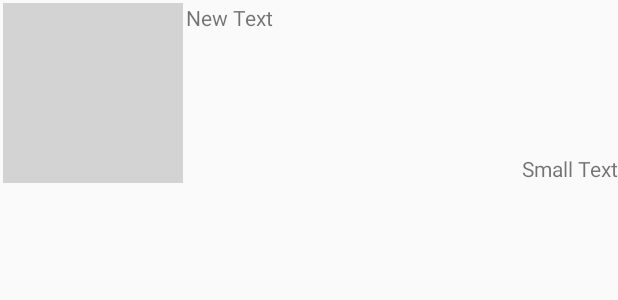
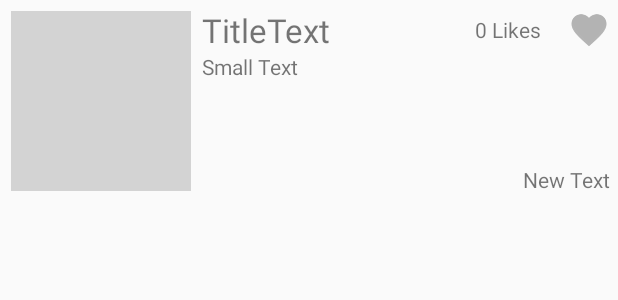
Before and after one commit to NoirTomiyama/QA_App, an Android app: the layout list_question_detail.xml on its own in the app's theme, with its tools: preview values and no code run, on a phone screen of 412 x 824 dp. Shown: the top 300 px of the screen. Run offline under Robolectric (Android 15) with nearby library versions, the phone set to English and light mode, and no system bars.

Commit message:
お気に入りボタンの表示およびタップ時の処理まで

```diff
--- a/app/src/main/java/jp/techacademy/tomiyama/ryota/qa_app/Question.java
+++ b/app/src/main/java/jp/techacademy/tomiyama/ryota/qa_app/Question.java
@@ -8,7 +8,7 @@ public class Question implements Serializable {
     private String mTitle;
     private String mBody;
     private String mName;
-    private String mUid;
+    private String mUid; // ?
     private String mQuestionUid;
     private int mGenre;
     private byte[] mBitmapArray;
--- a/app/src/main/java/jp/techacademy/tomiyama/ryota/qa_app/QuestionSendActivity.java
+++ b/app/src/main/java/jp/techacademy/tomiyama/ryota/qa_app/QuestionSendActivity.java
@@ -94,6 +94,7 @@ public class QuestionSendActivity extends AppCompatActivity implements View.OnCl
             Uri uri = (data == null || data.getData() == null) ? mPictureUri : data.getData();
 
             // URIからBitmapを取得する
+            // TODO mPictureUriがnullの可能性は？
             Bitmap image;
             try {
                 ContentResolver contentResolver = getContentResolver();
--- a/app/src/main/res/layout/list_answer.xml
+++ b/app/src/main/res/layout/list_answer.xml
@@ -1,7 +1,7 @@
 <?xml version="1.0" encoding="utf-8"?>
 <RelativeLayout xmlns:android="http://schemas.android.com/apk/res/android"
     android:layout_width="match_parent"
-    android:layout_height="wrap_content">
+    android:layout_height="match_parent">
 
     <TextView
         android:id="@+id/bodyTextView"
--- a/app/src/main/res/layout/list_question_detail.xml
+++ b/app/src/main/res/layout/list_question_detail.xml
@@ -1,7 +1,16 @@
 <?xml version="1.0" encoding="utf-8"?>
-<RelativeLayout xmlns:android="http://schemas.android.com/apk/res/android"
+<LinearLayout xmlns:android="http://schemas.android.com/apk/res/android"
+    xmlns:app="http://schemas.android.com/apk/res-auto"
+    xmlns:tools="http://schemas.android.com/tools"
     android:layout_width="match_parent"
-    android:layout_height="wrap_content">
+    android:layout_height="wrap_content"
+    android:orientation="vertical">
+
+    <LinearLayout
+        android:layout_width="match_parent"
+        android:layout_height="match_parent"
+        android:layout_margin="5dp"
+        android:orientation="horizontal">
 
         <ImageView
             android:id="@+id/imageView"
@@ -10,24 +19,71 @@
             android:layout_alignParentStart="true"
             android:layout_alignParentTop="true"
             android:layout_margin="2dp"
-        android:background="#d3d3d3" />
+            tools:background="#d3d3d3" />
+
+        <LinearLayout
+            android:layout_width="match_parent"
+            android:layout_height="match_parent"
+            android:orientation="vertical">
+
+            <LinearLayout
+                android:layout_width="match_parent"
+                android:layout_height="wrap_content"
+                android:orientation="horizontal">
+
+                <TextView
+                    android:id="@+id/titleTextView"
+                    android:layout_width="0dp"
+                    android:layout_height="wrap_content"
+                    android:layout_marginLeft="5dp"
+                    android:layout_weight="2"
+                    android:gravity="center"
+                    android:textAlignment="viewStart"
+                    android:textSize="22sp"
+                    tools:text="TitleText" />
+
+                <TextView
+                    android:id="@+id/likeTextView"
+                    android:layout_width="0dp"
+                    android:layout_height="match_parent"
+                    android:layout_weight="1"
+                    android:gravity="center"
+                    tools:text="0 Likes" />
+
+                <ImageView
+                    android:id="@+id/like_button"
+                    android:layout_width="28dp"
+                    android:layout_height="28dp"
+                    android:scaleType="centerInside"
+                    android:layout_gravity="center"
+                    app:srcCompat="@drawable/heart_gray" />
+            </LinearLayout>
 
             <TextView
                 android:id="@+id/bodyTextView"
                 android:layout_width="match_parent"
-        android:layout_height="wrap_content"
-        android:layout_alignTop="@+id/imageView"
-        android:layout_toEndOf="@+id/imageView"
-        android:inputType="textMultiLine"
-        android:text="New Text" />
+                android:layout_height="0dp"
+                android:layout_alignBottom="@+id/imageView"
+                android:layout_alignParentEnd="true"
+                android:layout_marginLeft="5dp"
+                android:layout_weight="1"
+                android:text="Small Text"
+                android:textAppearance="?android:attr/textAppearanceSmall" />
 
             <TextView
                 android:id="@+id/nameTextView"
                 android:layout_width="wrap_content"
                 android:layout_height="wrap_content"
-        android:layout_alignBottom="@+id/imageView"
-        android:layout_alignParentEnd="true"
-        android:text="Small Text"
-        android:textAppearance="?android:attr/textAppearanceSmall" />
+                android:layout_alignTop="@+id/imageView"
+                android:layout_gravity="right"
+                android:layout_toEndOf="@+id/imageView"
+                android:inputType="textMultiLine"
+                android:text="New Text"
+                android:textAlignment="viewStart" />
 
-</RelativeLayout>
+
+        </LinearLayout>
+
+    </LinearLayout>
+
+</LinearLayout>
--- a/build.gradle
+++ b/build.gradle
@@ -7,7 +7,7 @@ buildscript {
         jcenter()
     }
     dependencies {
-        classpath 'com.android.tools.build:gradle:3.1.3'
+        classpath 'com.android.tools.build:gradle:3.2.1'
         classpath 'com.google.gms:google-services:4.0.1'
 
         // NOTE: Do not place your application dependencies here; they belong
```
Also changed, not shown: app/src/main/java/jp/techacademy/tomiyama/ryota/qa_app/LoginActivity.java (+6 -4 lines), app/src/main/java/jp/techacademy/tomiyama/ryota/qa_app/QuestionDetailActivity.java (+39 -2 lines), app/src/main/java/jp/techacademy/tomiyama/ryota/qa_app/QuestionDetailListAdapter.java (+54 -3 lines), app/src/main/res/anim/like_touch.xml (added, +16 -0 lines), app/src/main/res/drawable/heart_gray.png (added), app/src/main/res/drawable/heart_pink.png (added), gradle/wrapper/gradle-wrapper.properties. Lines whose indentation alone changed are shown as unchanged.
